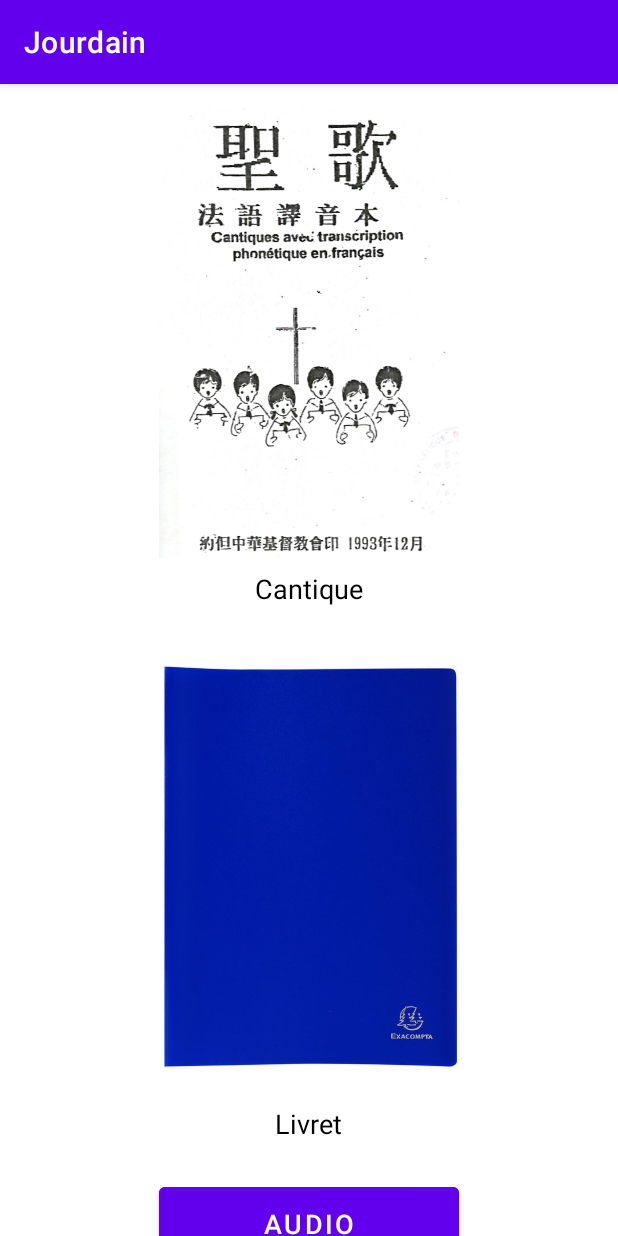
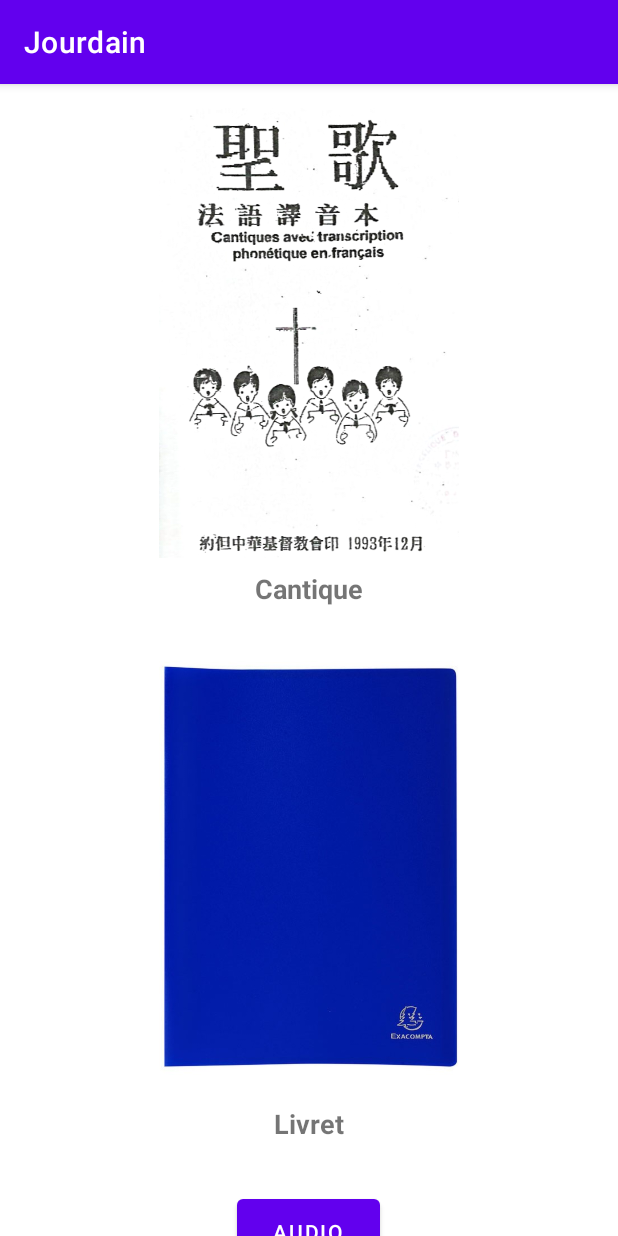
Before and after one commit to lennon-tp/jourdain, an Android app: the screen it shows after launch (MainActivity), on a phone screen of 412 x 824 dp. Run offline under Robolectric (Android 15) with nearby library versions, the phone set to English and light mode, and no system bars.

Commit message:
création des activité pdf

````diff
--- a/Jourdain/app/src/main/java/com/example/jourdain/ui/home/MainActivity.java
+++ b/Jourdain/app/src/main/java/com/example/jourdain/ui/home/MainActivity.java
@@ -2,7 +2,6 @@ package com.example.jourdain.ui.home;
 
 import android.content.Intent;
 import android.os.Bundle;
-import android.view.View;
 import android.widget.Button;
 import android.widget.ImageView;
 
@@ -30,14 +29,14 @@ public class MainActivity extends AppCompatActivity {
         // Clic sur Cantique -> PdfActivity avec paramètre
         btnCantique.setOnClickListener(v -> {
             Intent intent = new Intent(MainActivity.this, PdfActivity.class);
-            intent.putExtra("pdf_file", "cantique.pdf");
+            intent.putExtra("pdfName", "cantique.pdf"); // correspond à PdfActivity
             startActivity(intent);
         });
 
         // Clic sur Livret -> PdfActivity avec paramètre
         btnLivret.setOnClickListener(v -> {
             Intent intent = new Intent(MainActivity.this, PdfActivity.class);
-            intent.putExtra("pdf_file", "livret.pdf");
+            intent.putExtra("pdfName", "livret.pdf"); // correspond à PdfActivity
             startActivity(intent);
         });
 
--- a/Jourdain/app/src/main/res/layout/activity_main.xml
+++ b/Jourdain/app/src/main/res/layout/activity_main.xml
@@ -1,26 +1,18 @@
 <?xml version="1.0" encoding="utf-8"?>
+
 <ScrollView xmlns:android="http://schemas.android.com/apk/res/android"
-    xmlns:tools="http://schemas.android.com/tools"
     android:layout_width="match_parent"
-    android:layout_height="match_parent"
-    android:background="#FFFFFF"
-    tools:context=".ui.home.MainActivity">
+    android:layout_height="match_parent">
 
+    ```
     <LinearLayout
+        android:orientation="vertical"
         android:layout_width="match_parent"
         android:layout_height="wrap_content"
-        android:orientation="vertical"
         android:gravity="center_horizontal"
         android:padding="16dp">
 
-        <!-- Cantique Block -->
-        <LinearLayout
-            android:layout_width="wrap_content"
-            android:layout_height="wrap_content"
-            android:orientation="vertical"
-            android:gravity="center_horizontal"
-            android:layout_marginBottom="24dp">
-
+        <!-- Cantique -->
         <ImageView
             android:id="@+id/btnCantique"
             android:layout_width="200dp"
@@ -34,19 +26,11 @@
             android:layout_height="wrap_content"
             android:text="Cantique"
             android:textSize="18sp"
-                android:textColor="#000000"
-                android:layout_marginTop="8dp" />
+            android:textStyle="bold"
+            android:layout_marginTop="8dp"
+            android:layout_marginBottom="24dp" />
 
-        </LinearLayout>
-
-        <!-- Livret Block -->
-        <LinearLayout
-            android:layout_width="wrap_content"
-            android:layout_height="wrap_content"
-            android:orientation="vertical"
-            android:gravity="center_horizontal"
-            android:layout_marginBottom="24dp">
-
+        <!-- Livret -->
         <ImageView
             android:id="@+id/btnLivret"
             android:layout_width="200dp"
@@ -60,22 +44,22 @@
             android:layout_height="wrap_content"
             android:text="Livret"
             android:textSize="18sp"
-                android:textColor="#000000"
-                android:layout_marginTop="8dp" />
+            android:textStyle="bold"
+            android:layout_marginTop="8dp"
+            android:layout_marginBottom="32dp" />
+
+        <!-- Bouton Audio -->
+        <Button
+            android:id="@+id/btnAudio"
+            android:layout_width="wrap_content"
+            android:layout_height="wrap_content"
+            android:text="Audio"
+            android:paddingLeft="24dp"
+            android:paddingRight="24dp"
+            android:paddingTop="12dp"
+            android:paddingBottom="12dp" />
 
     </LinearLayout>
-
-        <!-- Audio Button -->
-        <Button
-            android:id="@+id/btnAudio"
-            android:layout_width="200dp"
-            android:layout_height="wrap_content"
-            android:text="Audio"
-            android:textSize="18sp"
-            android:backgroundTint="@color/purple_500"
-            android:textColor="#FFFFFF"
-            android:padding="12dp" />
-
-    </LinearLayout>
+    ```
 
 </ScrollView>
--- a/Jourdain/settings.gradle
+++ b/Jourdain/settings.gradle
@@ -16,6 +16,7 @@ dependencyResolutionManagement {
     repositories {
         google()
         mavenCentral()
+        maven { url "https://jitpack.io" }
     }
 }
 
````
Also changed, not shown: Jourdain/app/build.gradle (+6 -7 lines), Jourdain/app/src/main/java/com/example/jourdain/adapter/PdfPagerAdapter.java (added, +66 -0 lines), Jourdain/app/src/main/java/com/example/jourdain/ui/pdfviewer/PdfActivity.java (+60 -41 lines), Jourdain/app/src/main/res/layout/activity_pdf.xml (+23 -33 lines). Lines whose indentation alone changed are shown as unchanged.
